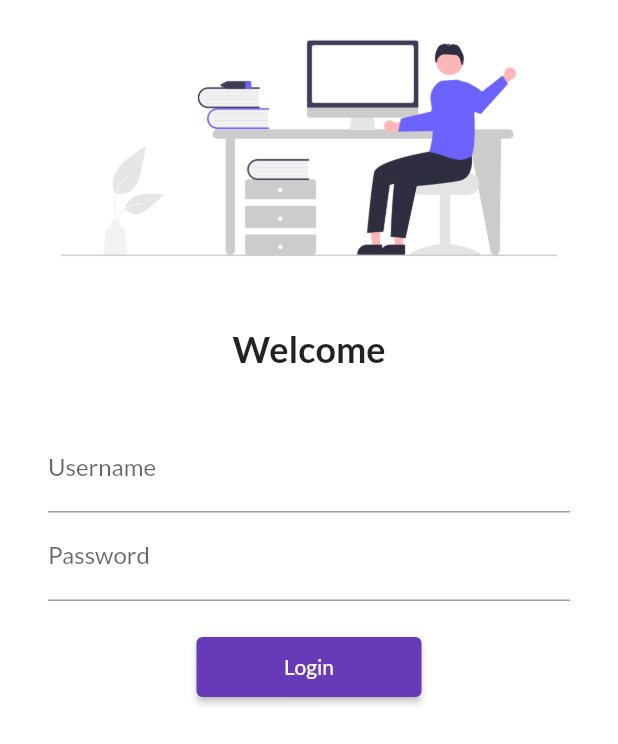
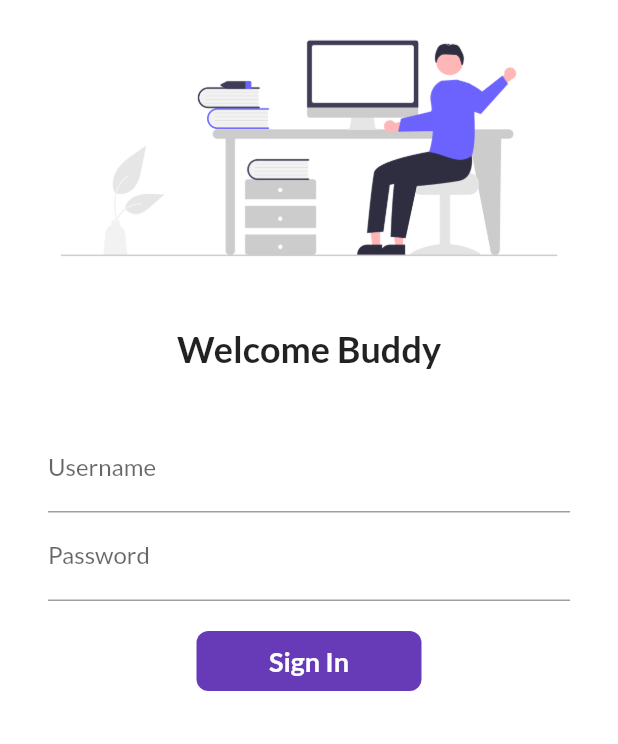
Before and after one commit to muhammad-07/flutter-course, a Flutter app: the screen it shows after launch, on a phone screen of 412 x 824 dp. Shown: the top 744 px of the screen. Run offline on Flutter 3.47's test engine with Material 2 defaults, Android fonts, the light colour scheme and no system bars; our stand-ins replace google_fonts.

Commit message:
day6 done

```diff
--- a/lib/pages/login_page.dart
+++ b/lib/pages/login_page.dart
@@ -1,9 +1,16 @@
 import 'package:flutter/material.dart';
 import 'package:magfee/utils/routes.dart';
 
-class LoginPage extends StatelessWidget {
+class LoginPage extends StatefulWidget {
   const LoginPage({Key? key}) : super(key: key);
 
+  @override
+  _LoginPageState createState() => _LoginPageState();
+}
+
+class _LoginPageState extends State<LoginPage> {
+  String name = "Buddy";
+  bool changeButton = false;
   @override
   Widget build(BuildContext context) {
     return Material(
@@ -14,7 +21,7 @@
               Image.asset("assets/images/login.png", fit: BoxFit.cover),
               SizedBox(height: 20),
               Text(
-                "Welcome",
+                "Welcome $name",
                 style: TextStyle(fontSize: 24, fontWeight: FontWeight.bold),
               ),
               SizedBox(height: 20),
@@ -26,6 +33,10 @@
                     TextFormField(
                       decoration: InputDecoration(
                           hintText: "Enter Username", labelText: "Username"),
+                      onChanged: (value) {
+                        name = value;
+                        setState(() {});
+                      },
                     ),
                     TextFormField(
                       obscureText: true,
@@ -33,12 +44,42 @@
                           hintText: "Enter Password", labelText: "Password"),
                     ),
                     SizedBox(height: 20.0),
-                    ElevatedButton(
-                        onPressed: () {
-                          Navigator.pushNamed(context, MyRoutes.homeRoute);
-                        },
-                        child: Text("Login"),
-                        style: TextButton.styleFrom(minimumSize: Size(150, 40)))
+                    InkWell(
+                      onTap: () async {
+                        setState(() {
+                          changeButton = true;
+                        });
+                        await Future.delayed(Duration(seconds: 1));
+                        Navigator.pushNamed(context, MyRoutes.homeRoute);
+                      },
+                      child: AnimatedContainer(
+                        duration: Duration(seconds: 100),
+                        width: changeButton ? 50 : 150,
+                        height: 40,
+                        alignment: Alignment.center,
+                        decoration: BoxDecoration(
+                            color: Colors.deepPurple,
+                            // shape: changeButton ? BoxShape
+                            borderRadius:
+                                BorderRadius.circular(changeButton ? 50 : 8)),
+                        child: changeButton
+                            ? Icon(Icons.done, color: Colors.white)
+                            : Text(
+                                "Sign In",
+                                style: TextStyle(
+                                    color: Colors.white,
+                                    fontWeight: FontWeight.bold,
+                                    fontSize: 18),
+                              ),
+                      ),
+                    )
+
+                    // ElevatedButton(
+                    //     onPressed: () {
+                    //       Navigator.pushNamed(context, MyRoutes.homeRoute);
+                    //     },
+                    //     child: Text("Login"),
+                    //     style: TextButton.styleFrom(minimumSize: Size(150, 40)))
                   ],
                 ),
               ),
```
